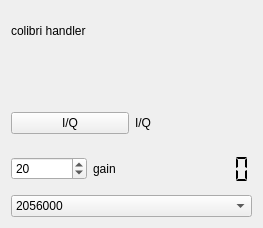
JvanKatwijk/sdr-j-fm, file devices/colibri-handler/colibri-widget.ui: the form before one commit.
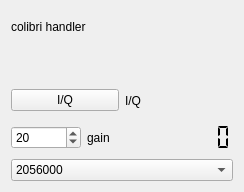
The form after the commit.

What changed in the file:
```diff
--- a/devices/colibri-handler/colibri-widget.ui
+++ b/devices/colibri-handler/colibri-widget.ui
@@ -6,8 +6,8 @@
    <rect>
     <x>0</x>
     <y>0</y>
-    <width>263</width>
-    <height>228</height>
+    <width>244</width>
+    <height>192</height>
    </rect>
   </property>
   <property name="windowTitle">
```
